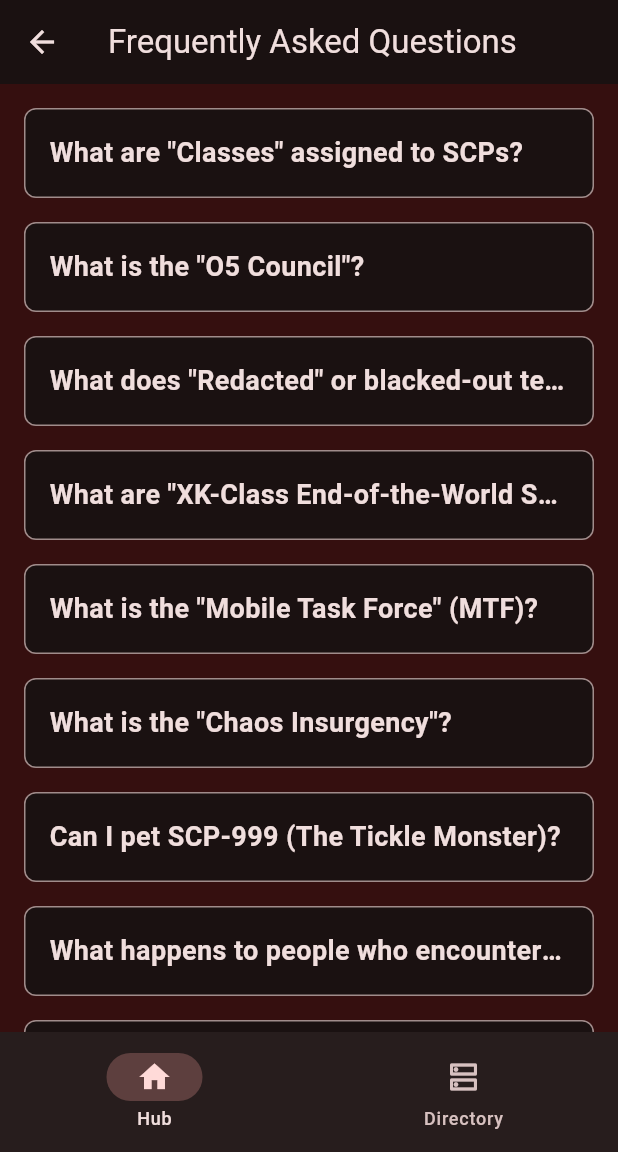
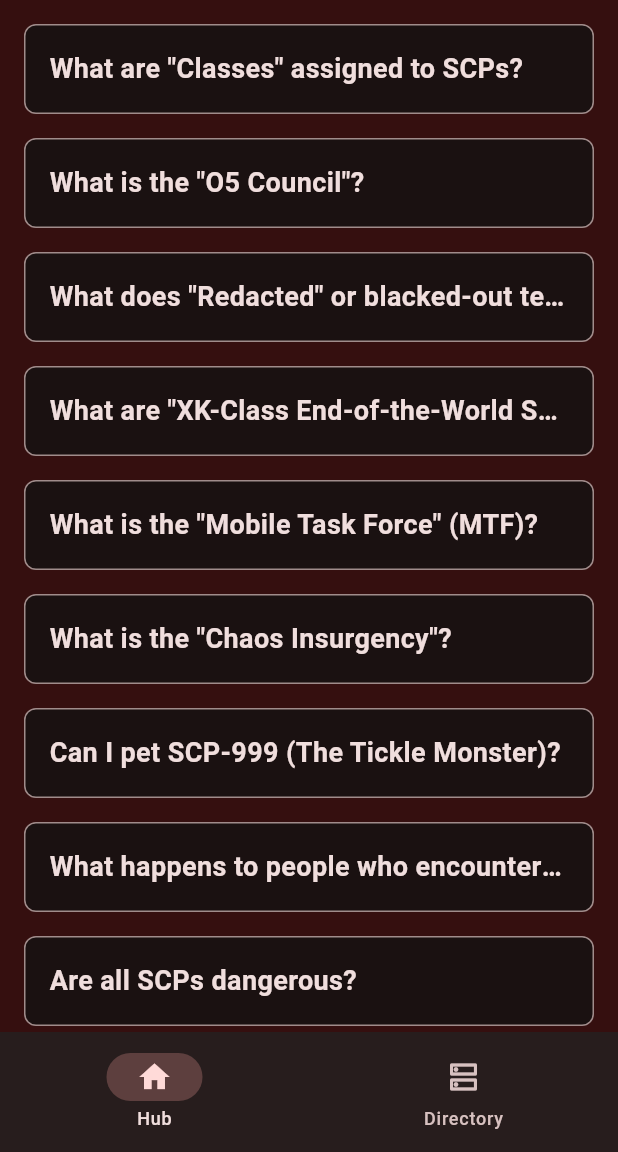
Before and after one commit to glitchcodes/crud-app-flutter, a Flutter app: the FaqView screen opened by its route, on a phone screen of 412 x 824 dp, the part 84-1236 px from its top. Run offline on Flutter 3.47's test engine with Material 3 defaults, Android fonts, the phone set to English and light mode, and no system bars; our stand-ins replace cloud_firestore, firebase_auth, firebase_core, flutter_bloc, flutter_dotenv, go_router and 2 more; missing offline and left inert: cloudflare_r2, fleather; accounts and stored records are empty; Roboto replaces fonts that are missing (Grenze Gotisch).

Commit message:
fix: faq content shouldn't be wrapped in scaffold

```diff
--- a/lib/views/home/faq_view.dart
+++ b/lib/views/home/faq_view.dart
@@ -6,9 +6,7 @@ class FaqView extends StatelessWidget {
   @override
   // Build method to create the FAQ view
   Widget build(BuildContext context) {
-    return Scaffold(
-      appBar: AppBar(title: const Text('Frequently Asked Questions')),
-      body: SingleChildScrollView(
+    return SingleChildScrollView(
       padding: const EdgeInsets.all(16.0),
       child: Column(
         crossAxisAlignment: CrossAxisAlignment.start,
@@ -80,7 +78,6 @@ class FaqView extends StatelessWidget {
             'In the context of the SCP Foundation, memetics refers to the study and application of anomalous information or ideas ("memes") that can spread and have dangerous effects simply through their transmission.',
           ),
         ],
-        ),
       ),
     );
   }
```
Lines whose indentation alone changed are shown as unchanged.
